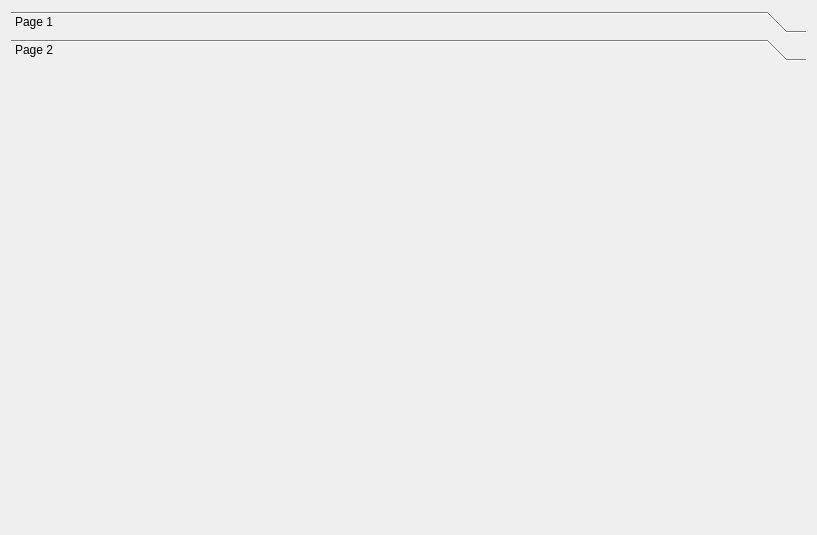
The window that src/widget/settingswidget.ui (Arox/makler) describes before a commit, drawn with Qt 5.
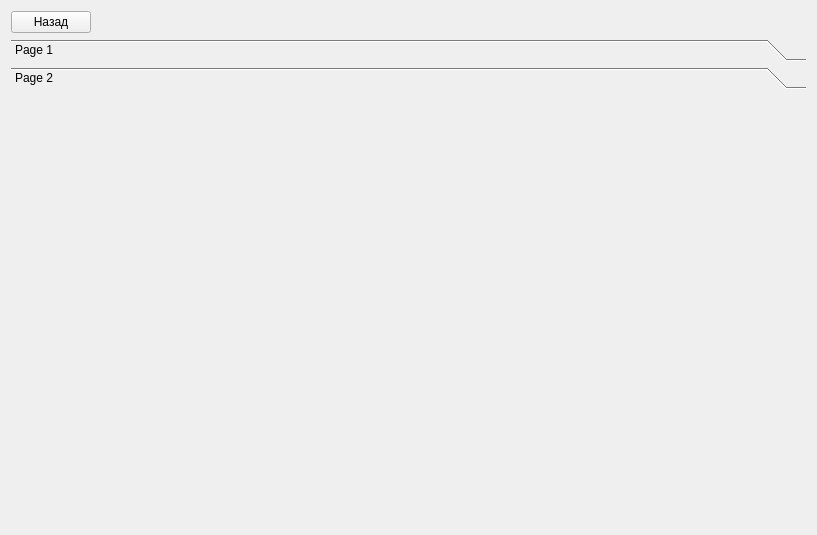
The same window after the commit. The open tabs and pages were chosen to show the change.

The edit to the form file:
```diff
--- a/src/widget/settingswidget.ui
+++ b/src/widget/settingswidget.ui
@@ -14,7 +14,7 @@
    <string>Form</string>
   </property>
   <layout class="QGridLayout" name="gridLayout">
-   <item row="0" column="0">
+   <item row="2" column="0">
     <widget class="QToolBox" name="mpContainer">
      <property name="frameShape">
       <enum>QFrame::NoFrame</enum>
@@ -40,8 +40,8 @@
        <rect>
         <x>0</x>
         <y>0</y>
-        <width>85</width>
-        <height>85</height>
+        <width>795</width>
+        <height>414</height>
        </rect>
       </property>
       <attribute name="label">
@@ -50,6 +50,30 @@
      </widget>
     </widget>
    </item>
+   <item row="0" column="0">
+    <layout class="QHBoxLayout" name="horizontalLayout">
+     <item>
+      <widget class="QPushButton" name="mpBack">
+       <property name="text">
+        <string>Назад</string>
+       </property>
+      </widget>
+     </item>
+     <item>
+      <spacer name="horizontalSpacer">
+       <property name="orientation">
+        <enum>Qt::Horizontal</enum>
+       </property>
+       <property name="sizeHint" stdset="0">
+        <size>
+         <width>40</width>
+         <height>20</height>
+        </size>
+       </property>
+      </spacer>
+     </item>
+    </layout>
+   </item>
   </layout>
  </widget>
  <resources/>
```
Left out of the diff: 2 changed lines with no effect on the pictures.
